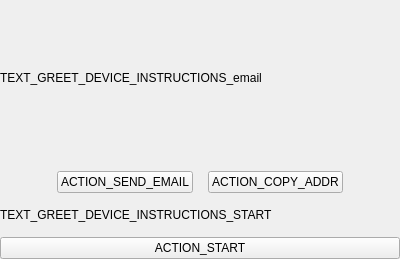
This is guardata/client/gui/forms/greet_device_instructions_widget.ui in bitlogik/guardata as Qt 5 draws it before an edit. The edited form follows.
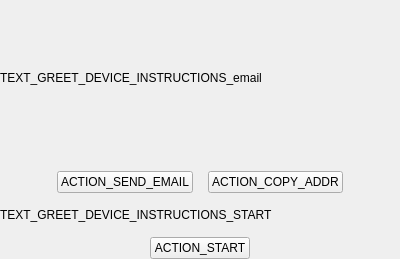
This is the edited form.

Commit message: Don't strech greet device start button

Patch:
```diff
--- a/guardata/client/gui/forms/greet_device_instructions_widget.ui
+++ b/guardata/client/gui/forms/greet_device_instructions_widget.ui
@@ -121,6 +121,12 @@
     <layout class="QHBoxLayout" name="horizontalLayout">
      <item>
       <widget class="QPushButton" name="button_start">
+       <property name="sizePolicy">
+        <sizepolicy hsizetype="Maximum" vsizetype="Fixed">
+         <horstretch>0</horstretch>
+         <verstretch>0</verstretch>
+        </sizepolicy>
+       </property>
        <property name="cursor">
         <cursorShape>PointingHandCursor</cursorShape>
        </property>
```
